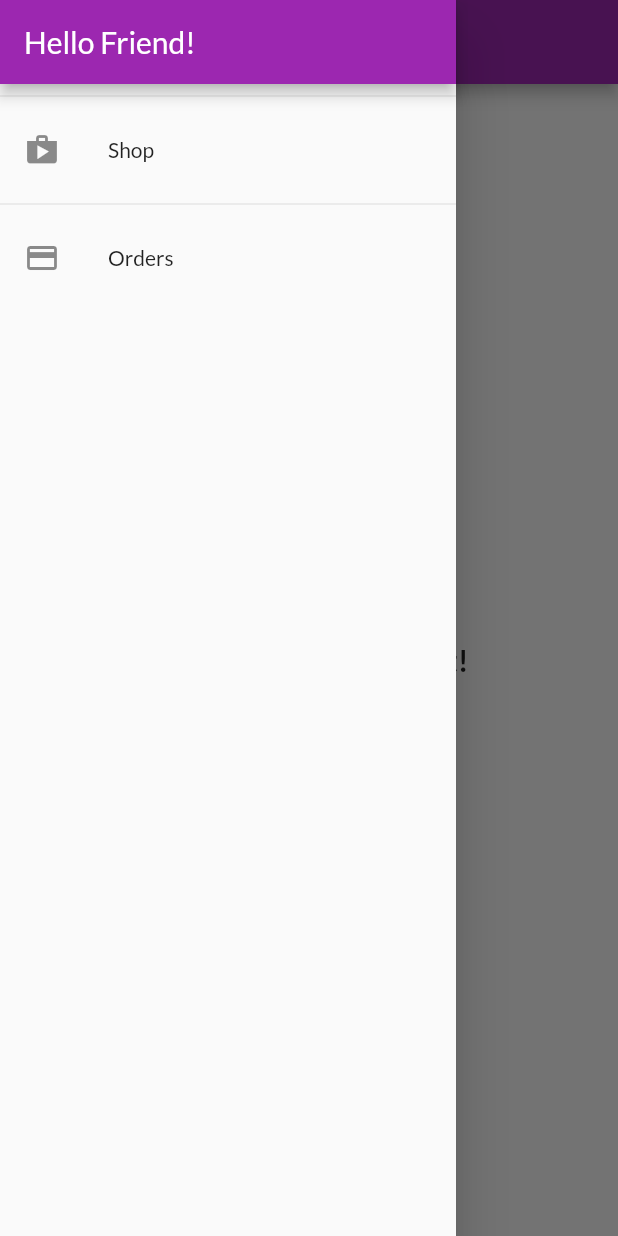
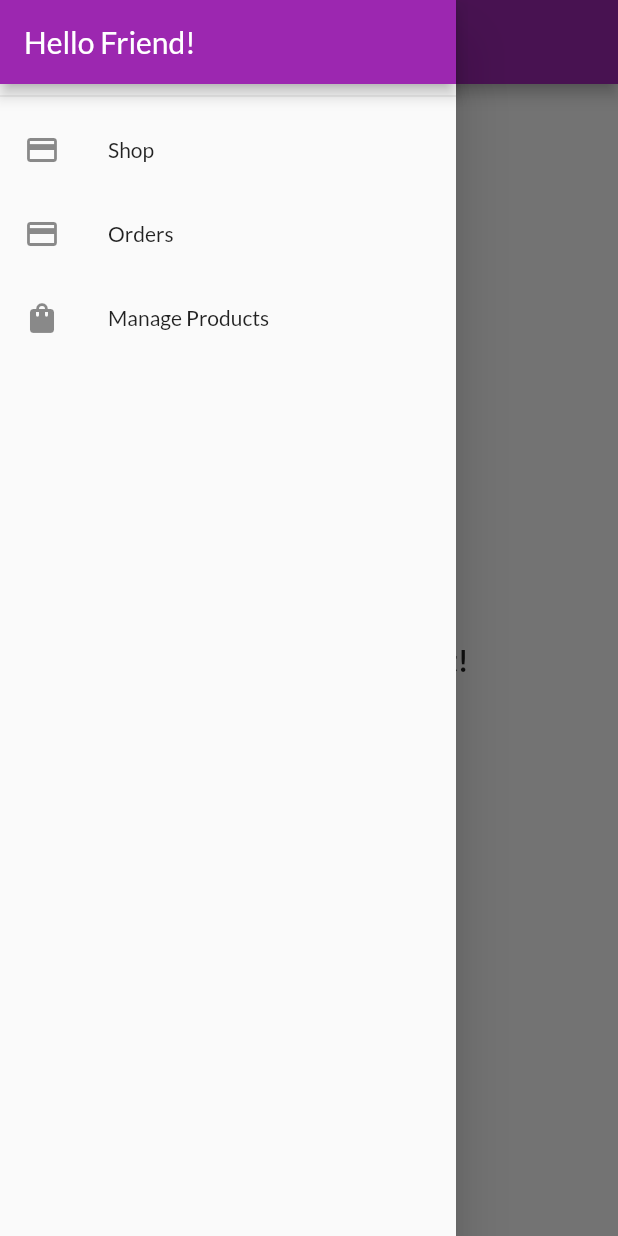
Before and after one commit to joseantoniobg/shop_app, a Flutter app: the OrdersScreen screen opened by its route, with the side drawer open, on a phone screen of 412 x 824 dp. Run offline on Flutter 3.47's test engine with Material 2 defaults, Android fonts, the phone set to English and light mode, and no system bars; network calls fail.

Commit message:
added page to edit and delete products, added user feedback

```diff
--- a/lib/main.dart
+++ b/lib/main.dart
@@ -1,8 +1,9 @@
 import 'package:flutter/material.dart';
 import 'package:provider/provider.dart';
-import 'package:shop_app/providers/orders.dart';
-import 'package:shop_app/screens/orders_screen.dart';
 
+import './providers/orders.dart';
+import './screens/orders_screen.dart';
+import './screens/user_products_screen.dart';
 import './screens/cart_screen.dart';
 import './screens/products_overview_screen.dart';
 import './screens/product_detail_screen.dart';
@@ -40,6 +41,7 @@ class MyApp extends StatelessWidget {
           ProductDetailScreen.routName: (ctx) => ProductDetailScreen(),
           CartScreen.routeName: (ctx) => CartScreen(),
           OrdersScreen.routeName: (ctx) => OrdersScreen(),
+          UserProductsScreen.routeName: (ctx) => UserProductsScreen(),
         },
       ),
     );
--- a/lib/widgets/app_drawer.dart
+++ b/lib/widgets/app_drawer.dart
@@ -1,5 +1,7 @@
 import 'package:flutter/material.dart';
-import 'package:shop_app/screens/orders_screen.dart';
+import '../screens/user_products_screen.dart';
+import '../screens/orders_screen.dart';
+import '../widgets/drawer_item.dart';
 
 class AppDrawer extends StatelessWidget {
   @override
@@ -12,18 +14,10 @@ class AppDrawer extends StatelessWidget {
             automaticallyImplyLeading: false,
           ),
           Divider(),
-          ListTile(
-            leading: Icon(Icons.shop),
-            title: Text('Shop'),
-            onTap: () => Navigator.of(context).pushReplacementNamed('/'),
-          ),
-          Divider(),
-          ListTile(
-            leading: Icon(Icons.payment),
-            title: Text('Orders'),
-            onTap: () => Navigator.of(context)
-                .pushReplacementNamed(OrdersScreen.routeName),
-          ),
+          DrawerItem(Icons.credit_card, 'Shop', '/'),
+          DrawerItem(Icons.payment, 'Orders', OrdersScreen.routeName),
+          DrawerItem(Icons.shopping_bag, 'Manage Products',
+              UserProductsScreen.routeName),
         ],
       ),
     );
--- /dev/null
+++ b/lib/widgets/drawer_item.dart
@@ -0,0 +1,18 @@
+import 'package:flutter/material.dart';
+
+class DrawerItem extends StatelessWidget {
+  final IconData icon;
+  final String caption;
+  final String routeName;
+
+  DrawerItem(this.icon, this.caption, this.routeName);
+
+  @override
+  Widget build(BuildContext context) {
+    return ListTile(
+      leading: Icon(icon),
+      title: Text(caption),
+      onTap: () => Navigator.of(context).pushReplacementNamed(routeName),
+    );
+  }
+}
```
Also changed, not shown: lib/providers/cart.dart (+20 -0 lines), lib/screens/edit_product_screen.dart (added, +17 -0 lines), lib/screens/user_products_screen.dart (added, +40 -0 lines), lib/widgets/cart_item.dart (+23 -0 lines), lib/widgets/product_item.dart (+14 -0 lines), lib/widgets/user_product_item.dart (added, +35 -0 lines).
